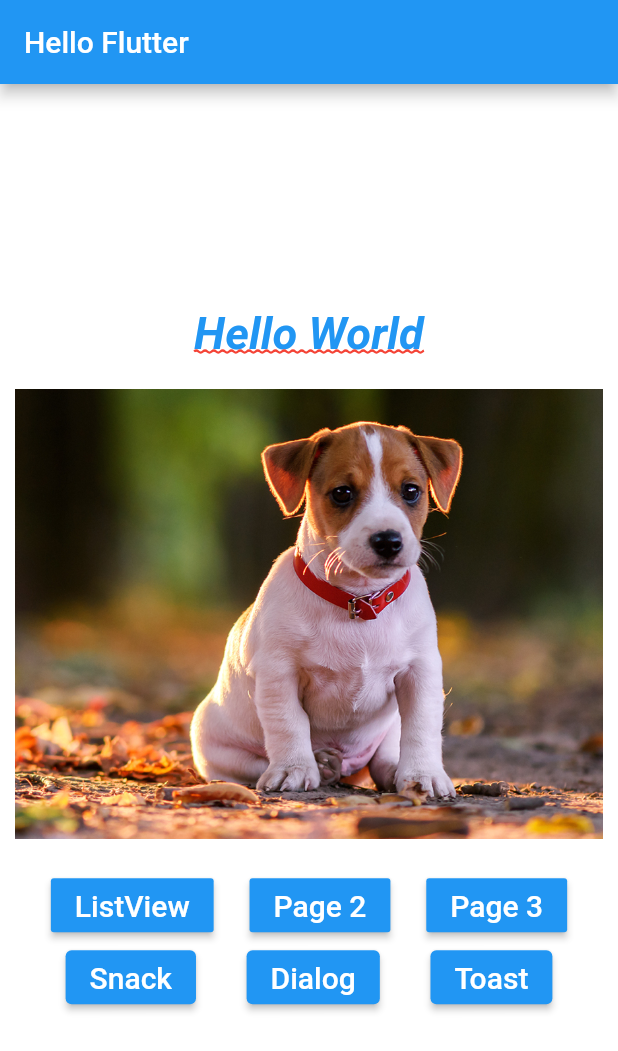
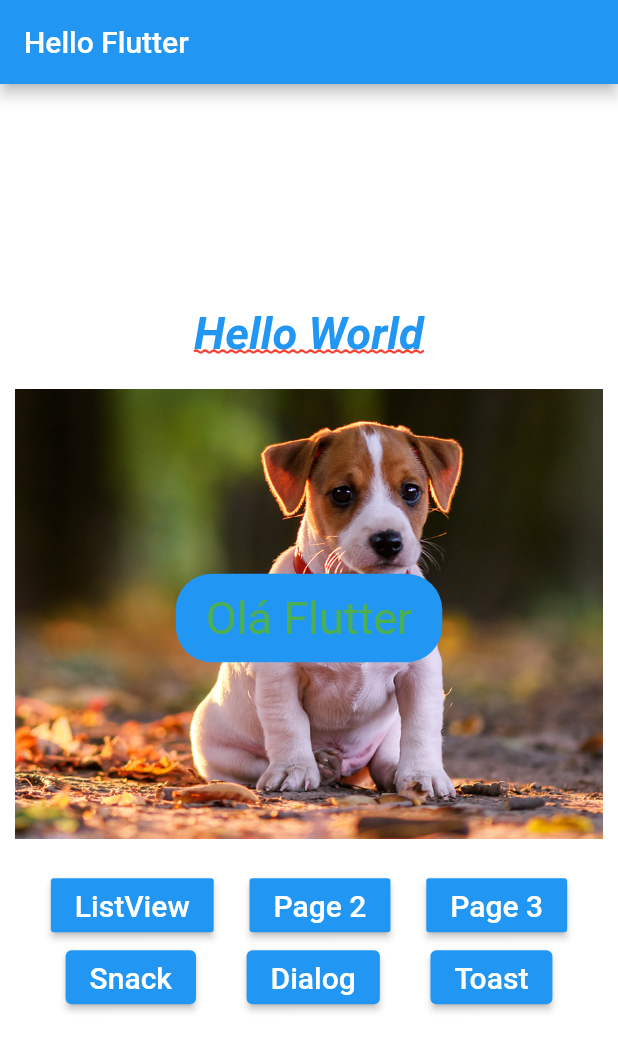
Before and after one commit to Jhow-A/basic-flutter, a Flutter app: the screen it shows after launch, after a tap on "Toast", on a phone screen of 412 x 824 dp. Shown: the top 1051 px of the screen. Run offline on Flutter 3.47's test engine with Material 2 defaults, Android fonts, the phone set to English and light mode, and no system bars; our stand-ins replace fluttertoast.

Commit message:
Fluttertoast

```diff
--- a/lib/home_page.dart
+++ b/lib/home_page.dart
@@ -4,6 +4,7 @@ import 'package:basic/pages/hello_page3.dart';
 import 'package:basic/utils/nav.dart';
 import 'package:basic/widgets/blue_button.dart';
 import 'package:flutter/material.dart';
+import 'package:fluttertoast/fluttertoast.dart';
 
 class HomePage extends StatelessWidget {
   final String title;
@@ -71,7 +72,7 @@ class HomePage extends StatelessWidget {
             children: <Widget>[
               BlueButton("Snack", onPressed: () => _onClickSnack(context)),
               BlueButton("Dialog", onPressed: () => _onClickDialog(context)),
-              BlueButton("Toast", onPressed: () => _onClickToast)
+              BlueButton("Toast", onPressed: _onClickToast)
             ],
           )
         ],
@@ -159,7 +160,17 @@ class HomePage extends StatelessWidget {
     );
   }
 
-  _onClickToast() {}
+  _onClickToast() {
+    Fluttertoast.showToast(
+        msg: "Olá Flutter",
+        toastLength: Toast.LENGTH_SHORT,
+        gravity: ToastGravity.CENTER,
+        timeInSecForIosWeb: 1,
+        backgroundColor: Colors.blue,
+        textColor: Colors.green,
+        fontSize: 30.0
+    );
+  }
 
   void _onClickONavigate(BuildContext context, Widget page) async {
     String? response = await push(context, page);
--- a/pubspec.yaml
+++ b/pubspec.yaml
@@ -30,6 +30,7 @@ dependencies:
   flutter:
     sdk: flutter
 
+  fluttertoast: ^8.0.8
 
   # The following adds the Cupertino Icons font to your application.
   # Use with the CupertinoIcons class for iOS style icons.
```
Also changed, not shown: pubspec.lock.
